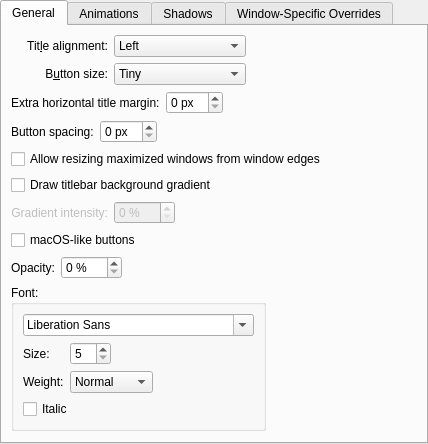
First picture: the form in config/ui/breezeconfigurationui.ui, repository tsujan/BreezeEnhanced, before the edit.
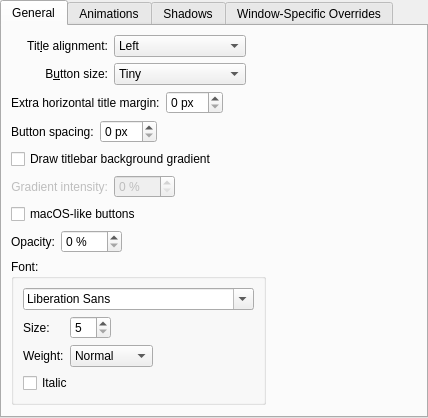
Second picture: the form after the edit. Custom widgets are drawn as their Qt base class.

Commit message:
Never draw border on maximized windows
Because it would be both ugly and confusing.

What changed in the file:
```diff
--- a/config/ui/breezeconfigurationui.ui
+++ b/config/ui/breezeconfigurationui.ui
@@ -182,20 +182,13 @@
         </layout>
        </item>
        <item row="4" column="0" colspan="3">
-        <widget class="QCheckBox" name="drawBorderOnMaximizedWindows">
-         <property name="text">
-          <string>Allow resizing maximized windows from window edges</string>
-         </property>
-        </widget>
-       </item>
-       <item row="5" column="0" colspan="3">
         <widget class="QCheckBox" name="drawBackgroundGradient">
          <property name="text">
           <string>Draw titlebar background gradient</string>
          </property>
         </widget>
        </item>
-       <item row="6" column="0">
+       <item row="5" column="0">
         <widget class="QLabel" name="label_7">
          <property name="enabled">
           <bool>false</bool>
@@ -208,7 +201,7 @@
          </property>
         </widget>
        </item>
-       <item row="6" column="1" alignment="Qt::AlignLeft">
+       <item row="5" column="1" alignment="Qt::AlignLeft">
         <widget class="QSpinBox" name="gradientSpinBox">
          <property name="enabled">
           <bool>false</bool>
@@ -221,14 +214,14 @@
          </property>
         </widget>
        </item>
-       <item row="7" column="0" colspan="3">
+       <item row="6" column="0" colspan="3">
         <widget class="QCheckBox" name="macOSButtons">
          <property name="text">
           <string>macOS-like buttons</string>
          </property>
         </widget>
        </item>
-       <item row="8" column="0" colspan="3">
+       <item row="7" column="0" colspan="3">
         <layout class="QGridLayout" name="gridLayout_2" columnstretch="0,0,0,1">
          <item row="0" column="0">
           <widget class="QLabel" name="label_6">
@@ -368,7 +361,7 @@
          </item>
         </layout>
        </item>
-       <item row="9" column="0" colspan="3">
+       <item row="8" column="0" colspan="3">
         <spacer name="verticalSpacer">
          <property name="orientation">
           <enum>Qt::Vertical</enum>
```
Left out of the diff: 1 changed line with no effect on the pictures. The commit also changes 6 other files.
